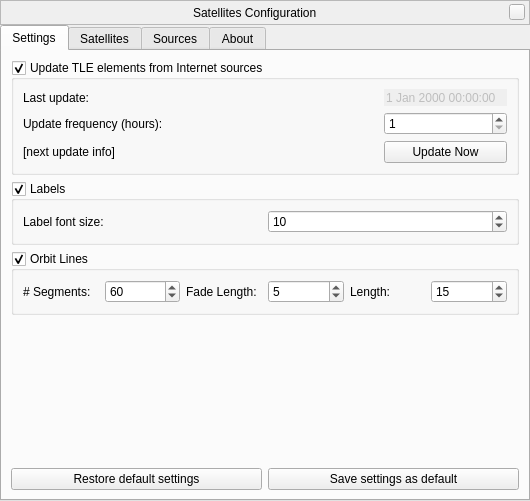
First picture: the form in plugins/Satellites/src/gui/satellitesDialog.ui, repository 519984307/stellarium_src, before the edit.
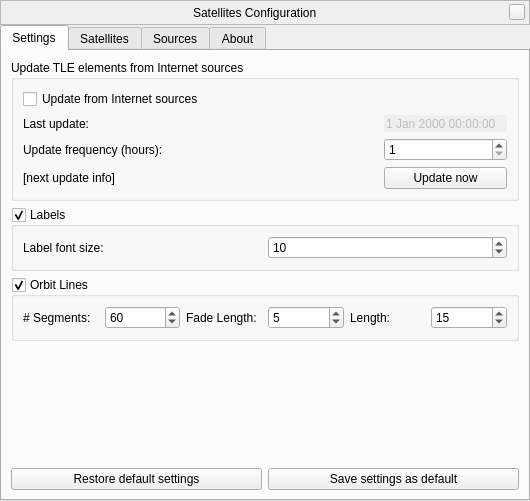
Second picture: the form after the edit. The open tabs and pages were chosen to show the change. Icons and pictures are not drawn. Custom widgets are drawn as their Qt base class.

Commit message: satellites: can update from file / better about details in dailog

Diff of the .ui file:
```diff
--- a/plugins/Satellites/src/gui/satellitesDialog.ui
+++ b/plugins/Satellites/src/gui/satellitesDialog.ui
@@ -145,9 +145,16 @@
           <bool>true</bool>
          </property>
          <property name="checkable">
-          <bool>true</bool>
+          <bool>false</bool>
          </property>
          <layout class="QVBoxLayout" name="verticalLayout_12">
+          <item>
+           <widget class="QCheckBox" name="internetUpdatesCheckbox">
+            <property name="text">
+             <string>Update from Internet sources</string>
+            </property>
+           </widget>
+          </item>
           <item>
            <layout class="QGridLayout" name="gridLayout">
             <item row="0" column="0">
@@ -213,7 +220,7 @@
             <item row="2" column="2">
              <widget class="QPushButton" name="updateNowButton">
               <property name="text">
-               <string>Update Now</string>
+               <string>Update now</string>
               </property>
              </widget>
             </item>
```
Left out of the diff: 4 changed lines with no effect on the pictures. The commit also changes 5 other files.
